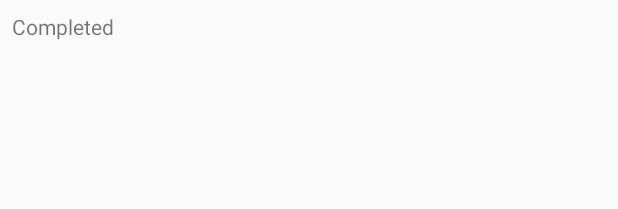
After one commit to oriolfarruslacasa/codewarschallenge, an Android app: the layout fragment_completed_challenge.xml on its own in the app's theme, with its tools: preview values and no code run, on a phone screen of 412 x 824 dp. The commit adds this screen. Shown: the top 209 px of the screen. Run offline under Robolectric (Android 15) with nearby library versions, the phone set to English and light mode, and no system bars.

Commit message:
PlayerDetail: Created fragment for Completed challenges and Authored Challenges.

```diff
--- /dev/null
+++ b/app/src/main/res/layout/fragment_completed_challenge.xml
@@ -0,0 +1,18 @@
+<?xml version="1.0" encoding="utf-8"?>
+<android.support.constraint.ConstraintLayout xmlns:android="http://schemas.android.com/apk/res/android"
+    xmlns:app="http://schemas.android.com/apk/res-auto"
+    xmlns:tools="http://schemas.android.com/tools"
+    android:layout_width="match_parent"
+    android:layout_height="match_parent">
+
+    <TextView
+        android:id="@+id/textView"
+        android:layout_width="wrap_content"
+        android:layout_height="wrap_content"
+        android:layout_marginStart="8dp"
+        android:layout_marginTop="8dp"
+        android:text="Completed"
+        app:layout_constraintStart_toStartOf="parent"
+        app:layout_constraintTop_toTopOf="parent"
+        android:layout_marginLeft="8dp" />
+</android.support.constraint.ConstraintLayout>
```
Also changed, not shown: app/src/main/java/oriolfarrus/codewarschallenge/playerdetail/PlayerDetailFragment.kt (+21 -2 lines), app/src/main/java/oriolfarrus/codewarschallenge/playerdetail/authored_challenges/AuthoredChallengeFragment.kt (added, +33 -0 lines), app/src/main/java/oriolfarrus/codewarschallenge/playerdetail/completed_challenges/CompletedChallengeFragment.kt (added, +33 -0 lines), app/src/main/res/layout/fragment_authored_challenge.xml (added, +18 -0 lines), app/src/main/res/layout/fragment_player_detail.xml (+6 -10 lines).
